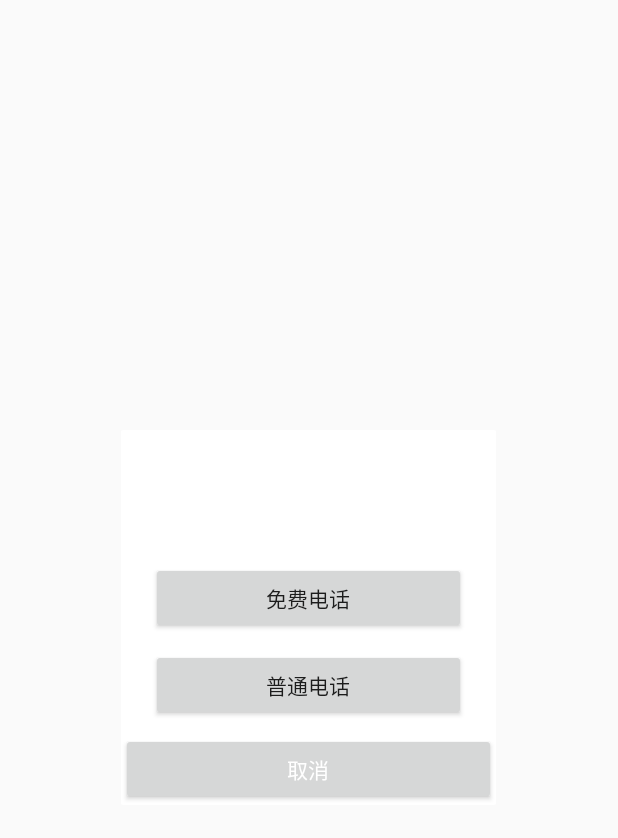
After one commit to a616707902/wenguangIM, an Android app: the layout callphone_dialog.xml on its own in the app's theme, with its tools: preview values and no code run, on a phone screen of 412 x 824 dp. The commit adds this screen. Shown: the top 838 px of the screen. Run offline under Robolectric (Android 15) with nearby library versions, the phone set to English and light mode, and no system bars.

Commit message:
[增加打电话对话框]

```diff
--- a/WenGuang/app/src/main/java/com/wenguang/chat/widget/SplshView.java
+++ b/WenGuang/app/src/main/java/com/wenguang/chat/widget/SplshView.java
@@ -8,7 +8,6 @@ import android.annotation.SuppressLint;
 import android.annotation.TargetApi;
 import android.content.Context;
 import android.graphics.Canvas;
-import android.graphics.Color;
 import android.graphics.Paint;
 import android.graphics.Paint.Style;
 import android.os.Build;
@@ -148,7 +147,6 @@ public class SplshView extends View {
 		// 判断当前是否是第一个动画
 		if (mState == null) {
 			mState = new RotationState();// 执行第一个动画
-
 		}
 		mState.drawState(canvas);
 	}
--- /dev/null
+++ b/WenGuang/app/src/main/res/drawable/call_phone_background.xml
@@ -0,0 +1,6 @@
+<?xml version="1.0" encoding="utf-8"?>
+<shape xmlns:android="http://schemas.android.com/apk/res/android" >
+    <corners android:radius="1dp"/>
+    <solid android:color="@color/white"/>
+
+</shape>
--- /dev/null
+++ b/WenGuang/app/src/main/res/layout/callphone_dialog.xml
@@ -0,0 +1,58 @@
+<?xml version="1.0" encoding="utf-8"?>
+<LinearLayout xmlns:android="http://schemas.android.com/apk/res/android"
+              android:layout_width="fill_parent"
+              android:layout_height="fill_parent"
+              android:background="@android:color/transparent"
+              android:gravity="center"
+              android:orientation="vertical">
+
+    <RelativeLayout
+        android:layout_width="@dimen/two_huandryd_fivty_dp"
+        android:layout_height="@dimen/two_huandryd_fivty_dp"
+        android:background="@drawable/call_phone_background"
+        android:gravity="center"
+        android:orientation="vertical">
+
+        <TextView
+            android:id="@+id/show_num"
+            android:layout_width="match_parent"
+            android:layout_height="@dimen/four_eight_dp"
+            android:layout_alignParentTop="true"
+            android:layout_marginTop="@dimen/twenty_dp"
+            android:gravity="center"
+            />
+
+        <Button
+            android:id="@+id/free_call"
+            android:layout_width="match_parent"
+            android:layout_height="wrap_content"
+            android:layout_below="@id/show_num"
+            android:layout_marginLeft="@dimen/twenty_dp"
+            android:layout_marginRight="@dimen/twenty_dp"
+            android:layout_marginTop="@dimen/twenty_dp"
+            android:text="@string/free_call"/>
+
+        <Button
+            android:id="@+id/pu_call"
+            android:layout_width="match_parent"
+            android:layout_height="wrap_content"
+            android:layout_below="@id/free_call"
+            android:layout_marginLeft="@dimen/twenty_dp"
+            android:layout_marginRight="@dimen/twenty_dp"
+            android:layout_marginTop="@dimen/ten_dp"
+            android:text="@string/pu_call"/>
+
+        <Button
+            android:id="@+id/textview_message"
+            android:layout_width="fill_parent"
+            android:layout_height="wrap_content"
+            android:layout_alignParentBottom="true"
+            android:ellipsize="end"
+            android:gravity="center"
+            android:padding="10dp"
+            android:singleLine="true"
+            android:text="@string/cancel"
+            android:textColor="@android:color/white"/>
+    </RelativeLayout>
+
+</LinearLayout>
--- a/WenGuang/app/src/main/res/layout/dialog_progress.xml
+++ b/WenGuang/app/src/main/res/layout/dialog_progress.xml
@@ -7,8 +7,8 @@
     android:orientation="vertical" >
 
     <LinearLayout
-        android:layout_width="150dp"
-        android:layout_height="150dp"
+        android:layout_width="@dimen/one_five_zero_dp"
+        android:layout_height="@dimen/one_five_zero_dp"
         android:background="@drawable/dialog_background"
         android:gravity="center"
         android:orientation="vertical" >
--- a/WenGuang/app/src/main/res/values/dimens.xml
+++ b/WenGuang/app/src/main/res/values/dimens.xml
@@ -24,4 +24,6 @@
     <dimen name="fourteen_sp">14sp</dimen>
     <dimen name="eighty_dp">80dp</dimen>
     <dimen name="two_huandryd_dp">200dp</dimen>
+    <dimen name="one_five_zero_dp">150dp</dimen>
+    <dimen name="two_huandryd_fivty_dp">250dp</dimen>
 </resources>
--- a/WenGuang/app/src/main/res/values/strings.xml
+++ b/WenGuang/app/src/main/res/values/strings.xml
@@ -40,4 +40,7 @@
     <string name="inputname">姓名</string>
     <string name="inputsgn">个性签名</string>
     <string name="inputidcard">身份证号</string>
+    <string name="cancel">取消</string>
+    <string name="free_call">免费电话</string>
+    <string name="pu_call">普通电话</string>
 </resources>
```
Also changed, not shown: WenGuang/app/src/main/java/com/wenguang/chat/widget/CallPhoneDialog.java (added, +56 -0 lines).
